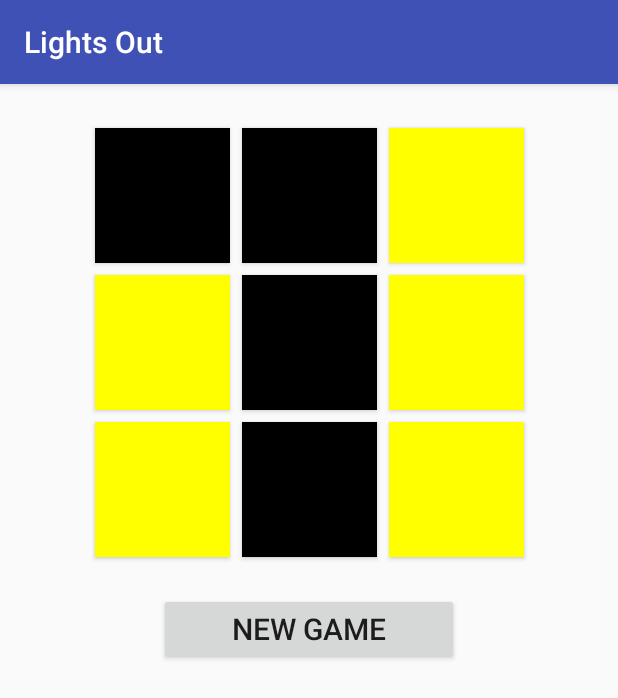
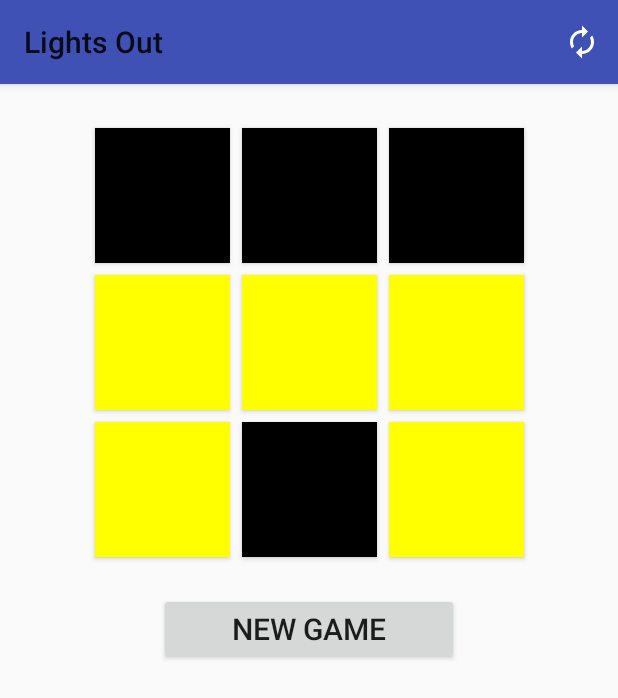
Before and after one commit to gharr27/LightsOut, an Android app: the screen it shows after launch (MainActivity), after a tap on "NEW GAME", on a phone screen of 412 x 824 dp. Shown: the top 698 px of the screen. Run offline under Robolectric (Android 15) with nearby library versions, the phone set to English and light mode, and no system bars.

Commit message:
Finish App Bar

```diff
--- a/app/src/main/java/com/zybooks/lightsout/MainActivity.kt
+++ b/app/src/main/java/com/zybooks/lightsout/MainActivity.kt
@@ -1,6 +1,8 @@
 package com.zybooks.lightsout
 
 import android.os.Bundle
+import android.view.Menu
+import android.view.MenuItem
 import android.view.View
 import android.widget.GridLayout
 import android.widget.Toast
@@ -98,7 +100,7 @@ class MainActivity : AppCompatActivity() {
         }
     }
 
-    fun onNewGameClick(view: View) {
+    fun onNewGameClick(item: MenuItem) {
         startGame()
     }
 
@@ -113,4 +115,9 @@ class MainActivity : AppCompatActivity() {
 
         return true
     }
+
+    override fun onCreateOptionsMenu(menu: Menu?): Boolean {
+        menuInflater.inflate(R.menu.menu, menu)
+        return super.onCreateOptionsMenu(menu)
+    }
 }
--- a/app/src/main/res/menu/menu.xml
+++ b/app/src/main/res/menu/menu.xml
@@ -4,6 +4,7 @@
 
     <item android:id="@+id/action_new_game"
         android:title="@string/new_game"
+        android:onClick="onNewGameClick"
         android:icon="@drawable/baseline_autorenew_24"
-        app:showAsAction="ifRoom"/>
+        app:showAsAction="always"/>
 </menu>
--- a/app/src/main/res/values/themes.xml
+++ b/app/src/main/res/values/themes.xml
@@ -1,5 +1,5 @@
 <resources>
-    <style name="Theme.LightsOut" parent="Theme.AppCompat.Light.DarkActionBar">
+    <style name="Theme.LightsOut" parent="Theme.AppCompat.Light">
         <item name="colorPrimary">@color/blue_500</item>
         <item name="colorPrimaryDark">@color/blue_700</item>
     </style>
```
